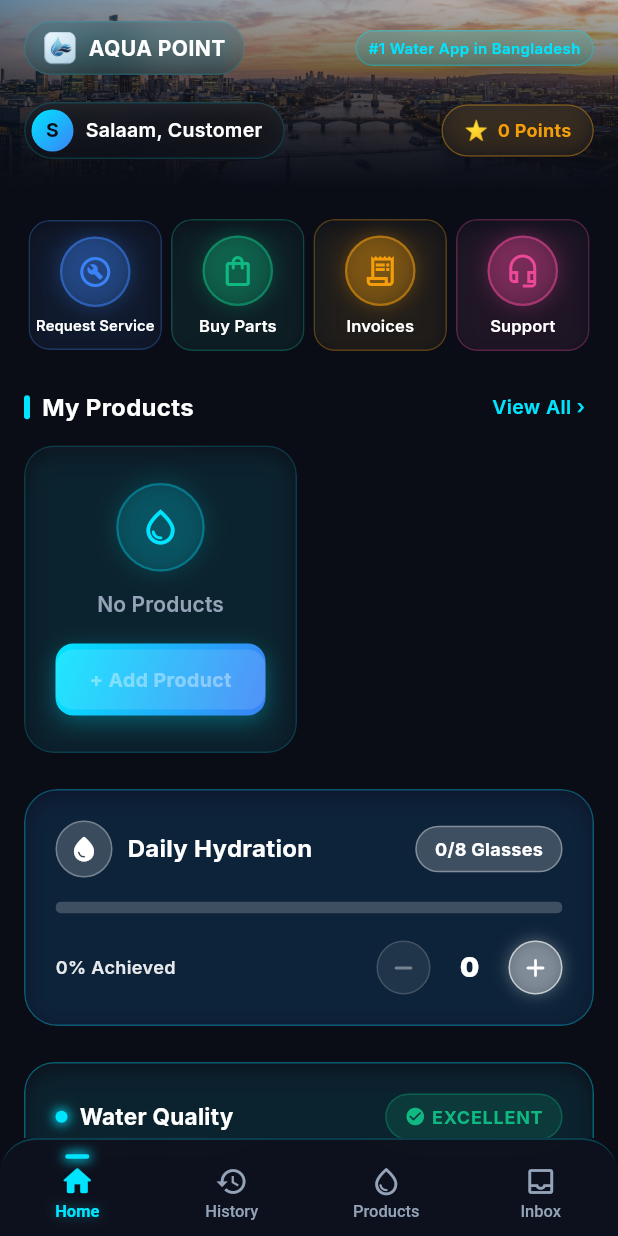
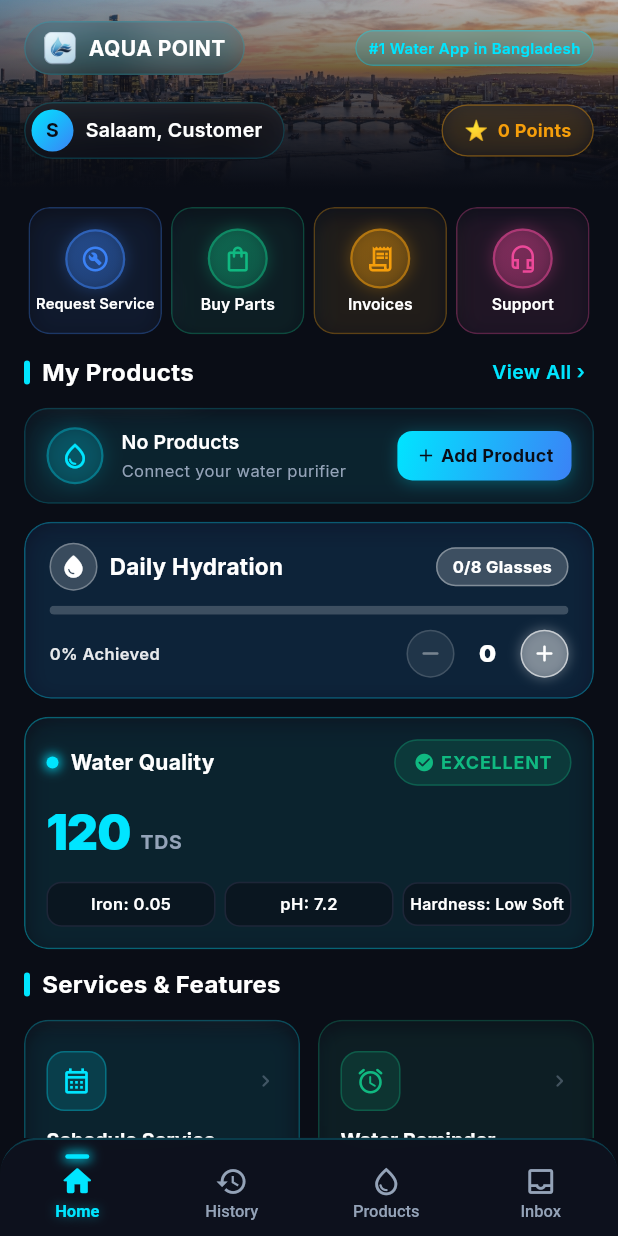
Before and after one commit to mahbubshihab/aqua_point_user_app, a Flutter app: the screen it shows after launch, on a phone screen of 412 x 824 dp. Run offline on Flutter 3.47's test engine with Material 3 defaults, Android fonts, the light colour scheme and no system bars; our stand-ins replace equatable, flutter_bloc, gap, google_fonts; network calls fail.

Commit message:
style(home): compact cards below header banner for sleek and balanced layout

```diff
--- a/lib/features/home/presentation/pages/home_page.dart
+++ b/lib/features/home/presentation/pages/home_page.dart
@@ -1,5 +1,6 @@
 import 'package:flutter/material.dart';
 import 'package:flutter_bloc/flutter_bloc.dart';
+import 'package:gap/gap.dart';
 import '../../../../core/theme/app_colors.dart';
 import '../../../inbox_support/presentation/pages/help_support_page.dart';
 import '../../../profile_rewards/presentation/pages/profile_page.dart';
@@ -75,7 +76,7 @@
                         );
                       },
                     ),
-                    const SizedBox(height: 20),
+                    const Gap(12),
 
                     // Content below header banner with horizontal padding
                     Padding(
@@ -123,11 +124,11 @@
                               ),
                             ],
                           ),
-                          const SizedBox(height: 24),
+                          const Gap(12),
 
                           // My Products Section
                           const MyProductsSection(),
-                          const SizedBox(height: 24),
+                          const Gap(12),
 
                           // Hydration Tracker Widget
                           HydrationTrackerWidget(
@@ -139,19 +140,19 @@
                               context.read<HomeBloc>().add(const DecrementHydration());
                             },
                           ),
-                          const SizedBox(height: 24),
+                          const Gap(12),
 
                           // Water Quality Card
                           WaterQualityCard(waterQuality: state.waterQuality),
-                          const SizedBox(height: 24),
+                          const Gap(12),
 
                           // Services Grid
                           const ServicesGrid(),
-                          const SizedBox(height: 24),
+                          const Gap(12),
 
                           // Blogs & News Section
                           BlogsNewsSection(blogs: state.blogs),
-                          const SizedBox(height: 32),
+                          const Gap(20),
 
                           // Footer
                           const Center(
--- a/lib/features/home/presentation/widgets/hydration_tracker_widget.dart
+++ b/lib/features/home/presentation/widgets/hydration_tracker_widget.dart
@@ -21,8 +21,8 @@
         : 0.0;
 
     return GlassCard(
-      padding: const EdgeInsets.all(20),
-      borderRadius: 22,
+      padding: const EdgeInsets.symmetric(horizontal: 16, vertical: 13),
+      borderRadius: 18,
       fillColor: const Color(0x2A1E3A8A),
       borderColor: const Color(0xFF06B6D4).withValues(alpha: 0.4),
       child: Column(
@@ -35,7 +35,7 @@
               Row(
                 children: [
                   Container(
-                    padding: const EdgeInsets.all(8),
+                    padding: const EdgeInsets.all(6),
                     decoration: BoxDecoration(
                       color: Colors.white.withValues(alpha: 0.18),
                       shape: BoxShape.circle,
@@ -47,14 +47,14 @@
                     child: const Icon(
                       Icons.water_drop_rounded,
                       color: Colors.white,
-                      size: 20,
+                      size: 18,
                     ),
                   ),
-                  const SizedBox(width: 10),
+                  const SizedBox(width: 8),
                   const Text(
                     'Daily Hydration',
                     style: TextStyle(
-                      fontSize: 16,
+                      fontSize: 15,
                       fontWeight: FontWeight.bold,
                       color: Colors.white,
                       letterSpacing: 0.2,
@@ -64,10 +64,10 @@
               ),
               // Pill Badge
               Container(
-                padding: const EdgeInsets.symmetric(horizontal: 12, vertical: 6),
+                padding: const EdgeInsets.symmetric(horizontal: 10, vertical: 4),
                 decoration: BoxDecoration(
                   color: Colors.white.withValues(alpha: 0.2),
-                  borderRadius: BorderRadius.circular(20),
+                  borderRadius: BorderRadius.circular(16),
                   border: Border.all(
                     color: Colors.white.withValues(alpha: 0.35),
                     width: 1,
@@ -76,7 +76,7 @@
                 child: Text(
                   '${hydration.currentGlasses}/${hydration.targetGlasses} Glasses',
                   style: const TextStyle(
-                    fontSize: 12,
+                    fontSize: 11,
                     fontWeight: FontWeight.w700,
                     color: Colors.white,
                     letterSpacing: 0.2,
@@ -86,20 +86,20 @@
             ],
           ),
 
-          const SizedBox(height: 16),
+          const SizedBox(height: 10),
 
           // Minimal Progress Bar
           ClipRRect(
             borderRadius: BorderRadius.circular(10),
             child: LinearProgressIndicator(
               value: progressRatio,
-              minHeight: 8,
+              minHeight: 6,
               backgroundColor: Colors.white.withValues(alpha: 0.2),
               valueColor: const AlwaysStoppedAnimation<Color>(Colors.white),
             ),
           ),
 
-          const SizedBox(height: 18),
+          const SizedBox(height: 10),
 
           // Interactive Controls Row with Glowing Circular Glass Buttons
           Row(
@@ -108,7 +108,7 @@
               Text(
                 '${(progressRatio * 100).toInt()}% Achieved',
                 style: TextStyle(
-                  fontSize: 12,
+                  fontSize: 11,
                   fontWeight: FontWeight.w600,
                   color: Colors.white.withValues(alpha: 0.9),
                 ),
@@ -120,10 +120,10 @@
                     color: Colors.transparent,
                     child: InkWell(
                       onTap: hydration.currentGlasses > 0 ? onDecrement : null,
-                      borderRadius: BorderRadius.circular(20),
+                      borderRadius: BorderRadius.circular(16),
                       child: Container(
-                        width: 36,
-                        height: 36,
+                        width: 32,
+                        height: 32,
                         decoration: BoxDecoration(
                           shape: BoxShape.circle,
                           color: hydration.currentGlasses > 0
@@ -146,7 +146,7 @@
                         ),
                         child: Icon(
                           Icons.remove_rounded,
-                          size: 20,
+                          size: 18,
                           color: hydration.currentGlasses > 0
                               ? Colors.white
                               : Colors.white38,
@@ -154,32 +154,32 @@
                       ),
                     ),
                   ),
-                  const SizedBox(width: 12),
+                  const SizedBox(width: 10),
 
                   // Central Count Display
                   Container(
-                    constraints: const BoxConstraints(minWidth: 28),
+                    constraints: const BoxConstraints(minWidth: 24),
                     alignment: Alignment.center,
                     child: Text(
                       '${hydration.currentGlasses}',
                       style: const TextStyle(
-                        fontSize: 18,
+                        fontSize: 16,
                         fontWeight: FontWeight.w900,
                         color: Colors.white,
                       ),
                     ),
                   ),
-                  const SizedBox(width: 12),
+                  const SizedBox(width: 10),
 
                   // Glowing Glass Increment Button (+)
                   Material(
                     color: Colors.transparent,
                     child: InkWell(
                       onTap: onIncrement,
-                      borderRadius: BorderRadius.circular(20),
+                      borderRadius: BorderRadius.circular(16),
                       child: Container(
-                        width: 36,
-                        height: 36,
+                        width: 32,
+                        height: 32,
                         decoration: BoxDecoration(
                           shape: BoxShape.circle,
                           color: Colors.white.withValues(alpha: 0.3),
@@ -190,14 +190,14 @@
                           boxShadow: [
                             BoxShadow(
                               color: Colors.white.withValues(alpha: 0.25),
-                              blurRadius: 8,
+                              blurRadius: 6,
                               spreadRadius: 1,
                             ),
                           ],
                         ),
                         child: const Icon(
                           Icons.add_rounded,
-                          size: 20,
+                          size: 18,
                           color: Colors.white,
                         ),
                       ),
--- a/lib/features/home/presentation/widgets/my_products_section.dart
+++ b/lib/features/home/presentation/widgets/my_products_section.dart
@@ -63,17 +63,18 @@
             ),
           ],
         ),
-        const SizedBox(height: 12),
+        const SizedBox(height: 10),
 
-        // Products Glass Card
+        // Slim & Sleek Horizontal Empty State Glass Card
         GlassCard(
-          padding: const EdgeInsets.symmetric(vertical: 24, horizontal: 20),
-          borderRadius: 20,
-          child: Column(
+          padding: const EdgeInsets.symmetric(horizontal: 14, vertical: 12),
+          borderRadius: 16,
+          child: Row(
             children: [
-              // Sleek Icon Badge
+              // Sleek Icon Badge Container
               Container(
-                padding: const EdgeInsets.all(14),
+                width: 38,
+                height: 38,
                 decoration: BoxDecoration(
                   color: AppColors.primary.withValues(alpha: 0.12),
                   shape: BoxShape.circle,
@@ -84,31 +85,48 @@
                   boxShadow: [
                     BoxShadow(
                       color: AppColors.primary.withValues(alpha: 0.15),
-                      blurRadius: 12,
+                      blurRadius: 10,
                       spreadRadius: 1,
                     ),
                   ],
                 ),
                 child: const Icon(
                   Icons.water_drop_outlined,
-                  size: 28,
+                  size: 20,
                   color: AppColors.primary,
                 ),
               ),
-              const SizedBox(height: 12),
-              // Minimal Empty State Text
-              const Text(
+              const SizedBox(width: 12),
+
+              // Title and Subtitle Text
+              const Expanded(
+                child: Column(
+                  crossAxisAlignment: CrossAxisAlignment.start,
+                  mainAxisSize: MainAxisSize.min,
+                  children: [
+                    Text(
                       'No Products',
                       style: TextStyle(
-                  fontSize: 14,
+                        fontSize: 13,
                         fontWeight: FontWeight.w600,
-                  color: AppColors.textSecondary,
+                        color: AppColors.textPrimary,
                         letterSpacing: 0.1,
                       ),
                     ),
-              const SizedBox(height: 16),
+                    SizedBox(height: 2),
+                    Text(
+                      'Connect your water purifier',
+                      style: TextStyle(
+                        fontSize: 11,
+                        color: AppColors.textSecondary,
+                      ),
+                    ),
+                  ],
+                ),
+              ),
+              const SizedBox(width: 8),
 
-              // Gradient Action Button + Add Product
+              // Compact Gradient Action Button + Add Product
               Container(
                 decoration: BoxDecoration(
                   gradient: const LinearGradient(
@@ -116,33 +134,38 @@
                     begin: Alignment.topLeft,
                     end: Alignment.bottomRight,
                   ),
-                  borderRadius: BorderRadius.circular(12),
+                  borderRadius: BorderRadius.circular(10),
                   boxShadow: [
                     BoxShadow(
-                      color: AppColors.primary.withValues(alpha: 0.3),
-                      blurRadius: 12,
-                      offset: const Offset(0, 4),
+                      color: AppColors.primary.withValues(alpha: 0.25),
+                      blurRadius: 8,
+                      offset: const Offset(0, 2),
                     ),
                   ],
                 ),
-                child: ElevatedButton(
-                  onPressed: onAddProductTap,
-                  style: ElevatedButton.styleFrom(
-                    backgroundColor: Colors.transparent,
-                    shadowColor: Colors.transparent,
-                    foregroundColor: const Color(0xFF0A0D16),
-                    minimumSize: const Size(140, 40),
-                    padding: const EdgeInsets.symmetric(horizontal: 20),
-                    shape: RoundedRectangleBorder(
-                      borderRadius: BorderRadius.circular(12),
+                child: Material(
+                  color: Colors.transparent,
+                  child: InkWell(
+                    onTap: onAddProductTap,
+                    borderRadius: BorderRadius.circular(10),
+                    child: const Padding(
+                      padding: EdgeInsets.symmetric(horizontal: 12, vertical: 8),
+                      child: Row(
+                        mainAxisSize: MainAxisSize.min,
+                        children: [
+                          Icon(Icons.add, size: 14, color: Color(0xFF0A0D16)),
+                          SizedBox(width: 3),
+                          Text(
+                            'Add Product',
+                            style: TextStyle(
+                              fontSize: 12,
+                              fontWeight: FontWeight.bold,
+                              color: Color(0xFF0A0D16),
+                              letterSpacing: 0.2,
                             ),
                           ),
-                  child: const Text(
-                    '+ Add Product',
-                    style: TextStyle(
-                      fontSize: 13,
-                      fontWeight: FontWeight.bold,
-                      letterSpacing: 0.3,
+                        ],
+                      ),
                     ),
                   ),
                 ),
--- a/lib/features/home/presentation/widgets/quick_action_grid.dart
+++ b/lib/features/home/presentation/widgets/quick_action_grid.dart
@@ -56,12 +56,6 @@
           ),
         ];
 
-    return LayoutBuilder(
-      builder: (context, constraints) {
-        final double itemPadding = constraints.maxWidth < 360 ? 6.0 : 10.0;
-        final double iconSize = constraints.maxWidth < 360 ? 20.0 : 24.0;
-        final double iconPadding = constraints.maxWidth < 360 ? 8.0 : 10.0;
-
     return Row(
       mainAxisAlignment: MainAxisAlignment.spaceBetween,
       children: actionItems.map((item) {
@@ -70,18 +64,23 @@
         return Expanded(
           child: Padding(
             padding: const EdgeInsets.symmetric(horizontal: 3),
+            child: AspectRatio(
+              aspectRatio: 1.05,
               child: GlassCard(
-                  padding: EdgeInsets.symmetric(vertical: itemPadding, horizontal: 4),
+                padding: const EdgeInsets.symmetric(vertical: 6, horizontal: 4),
                 borderRadius: 14,
                 borderColor: item.iconColor.withValues(alpha: 0.3),
                 fillColor: const Color(0x1F1A2236),
                 onTap: item.onTap,
                 child: Column(
+                  mainAxisAlignment: MainAxisAlignment.center,
                   mainAxisSize: MainAxisSize.min,
                   children: [
-                      // Dual-tone Gradient Glowing Icon Circle
+                    // Dual-tone Gradient Glowing Icon Circle (40x40px)
                     Container(
-                        padding: EdgeInsets.all(iconPadding),
+                      width: 40,
+                      height: 40,
+                      alignment: Alignment.center,
                       decoration: BoxDecoration(
                         shape: BoxShape.circle,
                         gradient: LinearGradient(
@@ -99,7 +98,7 @@
                         boxShadow: [
                           BoxShadow(
                             color: item.iconColor.withValues(alpha: 0.25),
-                              blurRadius: 10,
+                            blurRadius: 8,
                             spreadRadius: 1,
                           ),
                         ],
@@ -107,10 +106,10 @@
                       child: Icon(
                         item.icon,
                         color: item.iconColor,
-                          size: iconSize,
+                        size: 20,
                       ),
                     ),
-                      const SizedBox(height: 6),
+                    const SizedBox(height: 4),
                     FittedBox(
                       fit: BoxFit.scaleDown,
                       child: Text(
@@ -119,10 +118,10 @@
                         maxLines: 1,
                         overflow: TextOverflow.ellipsis,
                         style: const TextStyle(
-                            fontSize: 11,
+                          fontSize: 10.5,
                           fontWeight: FontWeight.w600,
                           color: AppColors.textPrimary,
-                            height: 1.2,
+                          height: 1.1,
                           letterSpacing: 0.1,
                         ),
                       ),
@@ -131,10 +130,9 @@
                 ),
               ),
             ),
+          ),
         );
       }).toList(),
     );
-      },
-    );
   }
 }
--- a/lib/features/home/presentation/widgets/water_quality_card.dart
+++ b/lib/features/home/presentation/widgets/water_quality_card.dart
@@ -15,8 +15,8 @@
   @override
   Widget build(BuildContext context) {
     return GlassCard(
-      padding: const EdgeInsets.all(20),
-      borderRadius: 20,
+      padding: const EdgeInsets.all(14),
+      borderRadius: 16,
       borderColor: AppColors.primary.withValues(alpha: 0.35),
       child: Column(
         crossAxisAlignment: CrossAxisAlignment.start,
@@ -46,7 +46,7 @@
                   const Text(
                     'Water Quality',
                     style: TextStyle(
-                      fontSize: 15,
+                      fontSize: 14,
                       fontWeight: FontWeight.bold,
                       color: AppColors.textPrimary,
                       letterSpacing: 0.2,
@@ -58,7 +58,7 @@
             ],
           ),
 
-          const SizedBox(height: 14),
+          const SizedBox(height: 8),
 
           // Large Electric Cyan TDS Numeric Display
           Row(
@@ -68,7 +68,7 @@
               Text(
                 '${waterQuality.tds}',
                 style: const TextStyle(
-                  fontSize: 38,
+                  fontSize: 32,
                   fontWeight: FontWeight.w900,
                   color: AppColors.primary,
                   letterSpacing: -0.5,
@@ -78,7 +78,7 @@
               const Text(
                 'TDS',
                 style: TextStyle(
-                  fontSize: 15,
+                  fontSize: 13,
                   fontWeight: FontWeight.w700,
                   color: AppColors.textSecondary,
                   letterSpacing: 0.5,
@@ -87,7 +87,7 @@
             ],
           ),
 
-          const SizedBox(height: 16),
+          const SizedBox(height: 10),
 
           // 3 Minimal Metric Pills: Iron: 0.05, pH: 7.2, Hardness: Low
           Row(
@@ -132,10 +132,10 @@
   @override
   Widget build(BuildContext context) {
     return Container(
-      padding: const EdgeInsets.symmetric(vertical: 8, horizontal: 4),
+      padding: const EdgeInsets.symmetric(vertical: 6, horizontal: 4),
       decoration: BoxDecoration(
         color: AppColors.background.withValues(alpha: 0.6),
-        borderRadius: BorderRadius.circular(12),
+        borderRadius: BorderRadius.circular(10),
         border: Border.all(
           color: AppColors.divider,
           width: 1,
```
Lines whose indentation alone changed are shown as unchanged.
